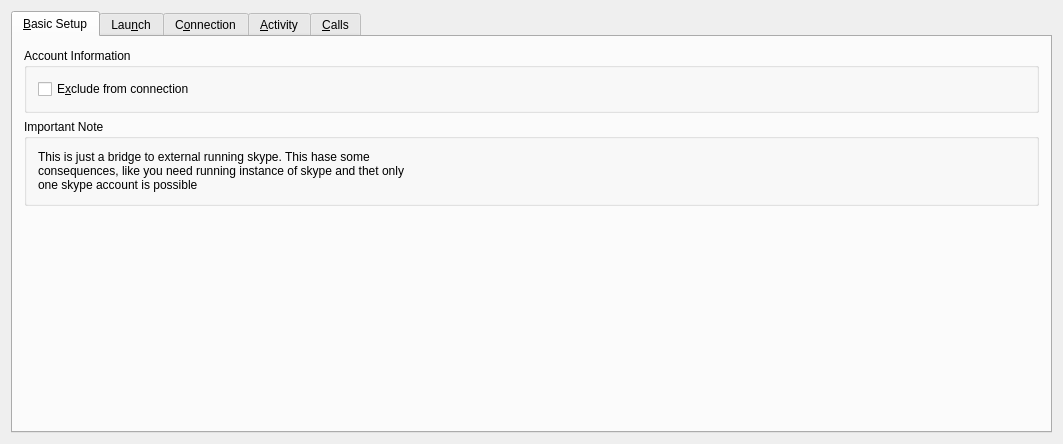
Above: protocols/skype/ui/skypeeditaccountbase.ui from KDE/kopete before the change. Below: the same form after it.
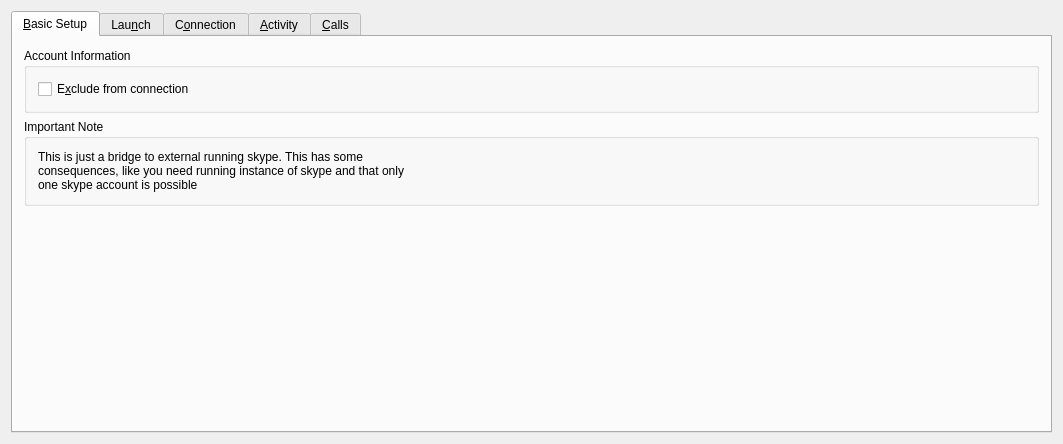
That is the form after the change. Custom widgets are drawn as their Qt base class.

What changed in the file:
```diff
--- a/protocols/skype/ui/skypeeditaccountbase.ui
+++ b/protocols/skype/ui/skypeeditaccountbase.ui
@@ -98,7 +98,7 @@
              <number>0</number>
             </property>
             <property name="text" >
-             <string>&lt;p align="left">This is just a bridge to external running skype. This hase some &lt;br />consequences, like you need running instance of skype and thet only &lt;br/>one skype account is possible&lt;/p></string>
+             <string>&lt;p align="left">This is just a bridge to external running skype. This has some &lt;br />consequences, like you need running instance of skype and that only &lt;br/>one skype account is possible&lt;/p></string>
             </property>
             <property name="textFormat" >
              <enum>Qt::AutoText</enum>
```
Left out of the diff: 24 changed lines with no effect on the pictures.
